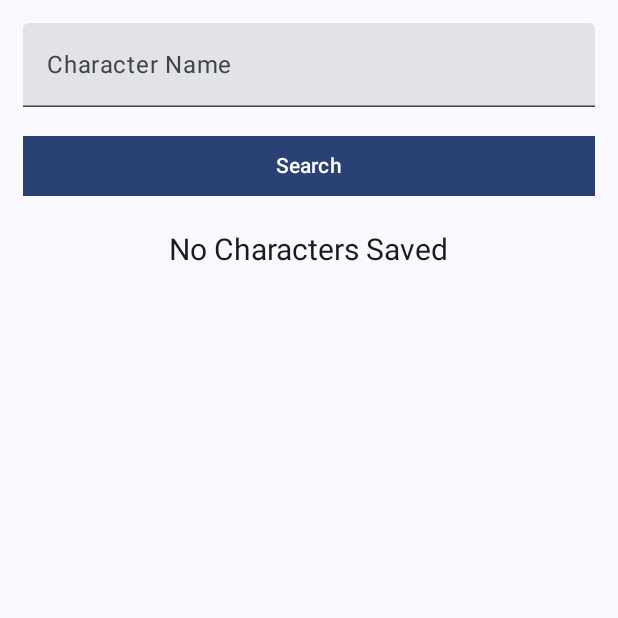
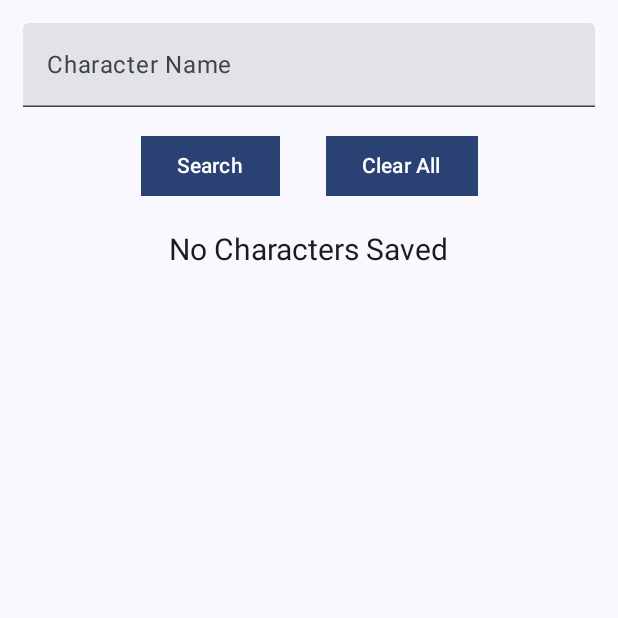
Before and after one commit to BrianJr03/Rick-And-Morty, an Android app built with Jetpack Compose: the HomeScreen screen opened through its navigation route, after a tap on "Search", on a phone screen of 412 x 824 dp, the top half of it. Run offline under Robolectric (Android 15) with nearby library versions, the phone set to English and light mode, and no system bars; our stand-ins replace Dagger/Hilt's generated code, Room's generated code; 3 statements that could not run were skipped.

Commit message:
adds clear button

```diff
--- a/app/src/main/java/jr/brian/rickandmortyrest/view/screens/HomeScreen.kt
+++ b/app/src/main/java/jr/brian/rickandmortyrest/view/screens/HomeScreen.kt
@@ -1,6 +1,7 @@
 package jr.brian.rickandmortyrest.view.screens
 
 import androidx.compose.foundation.layout.Arrangement
+import androidx.compose.foundation.layout.Row
 import androidx.compose.foundation.layout.Spacer
 import androidx.compose.foundation.layout.height
 import androidx.compose.foundation.layout.padding
@@ -105,6 +106,7 @@ fun HomeScreen(
         }
 
         item(span = StaggeredGridItemSpan.FullLine) {
+            Row(horizontalArrangement = Arrangement.Center) {
                 Button(
                     shape = RectangleShape,
                     modifier = Modifier.padding(
@@ -113,6 +115,7 @@ fun HomeScreen(
                         end = 15.dp
                     ),
                     onClick = {
+                        if (!isLoading.value) {
                             fm.clearFocus()
                             charactersFromSearch.value = emptyList()
                             if (text.value.isNotBlank()) {
@@ -121,11 +124,27 @@ fun HomeScreen(
                                 }
                             }
                         }
+                    }
                 ) {
                     if (isLoading.value) {
                         CircularProgressIndicator(color = Color.Black)
                     } else {
                         Text(text = "Search")
+                    }
+                }
+
+                Button(
+                    shape = RectangleShape,
+                    modifier = Modifier.padding(
+                        start = 15.dp,
+                        bottom = 10.dp,
+                        end = 15.dp
+                    ),
+                    onClick = {
+                        dao.removeAllCharacters()
+                    }
+                ) {
+                    Text(text = "Clear All")
                 }
             }
         }
```
Lines whose indentation alone changed are shown as unchanged.
